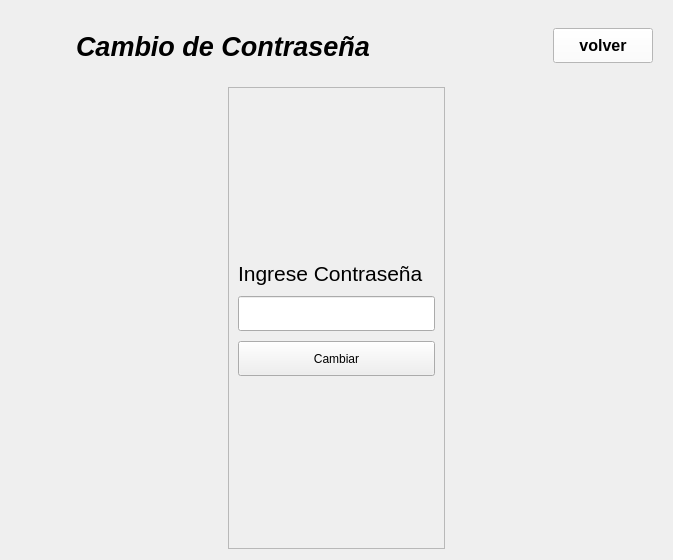
The window that GUI/sub_ventanas/ui/cambioDeContraseña.ui (C-Sebastian-M/GLAM_MAKEUP_STORE) describes before a commit, drawn with Qt 5.
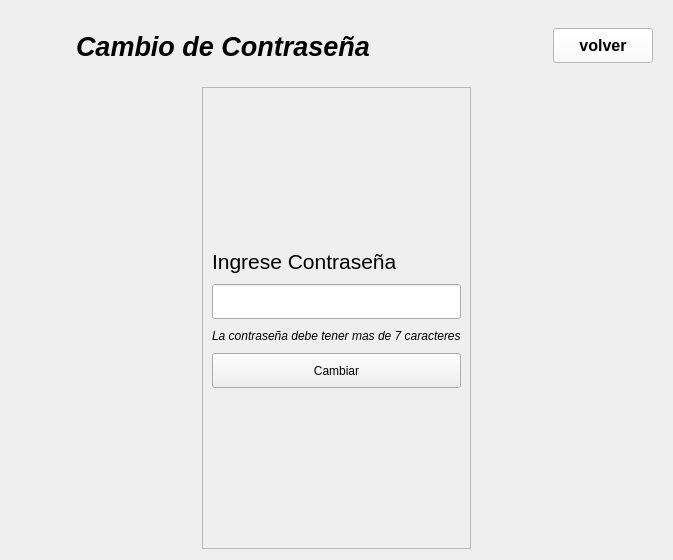
The same window after the commit. Icons and pictures are not drawn.

Commit message: validaciones minimas culminadas en reportes y cambiar contraseña

```diff
--- a/GUI/sub_ventanas/ui/cambioDeContraseña.ui
+++ b/GUI/sub_ventanas/ui/cambioDeContraseña.ui
@@ -184,6 +184,20 @@
           </property>
          </widget>
         </item>
+        <item>
+         <widget class="QLabel" name="label_2">
+          <property name="font">
+           <font>
+            <family>Arial</family>
+            <pointsize>9</pointsize>
+            <italic>true</italic>
+           </font>
+          </property>
+          <property name="text">
+           <string>La contraseña debe tener mas de 7 caracteres</string>
+          </property>
+         </widget>
+        </item>
         <item>
          <widget class="QPushButton" name="cambiarBtn">
           <property name="minimumSize">
```
The commit also changes 3 other files.
